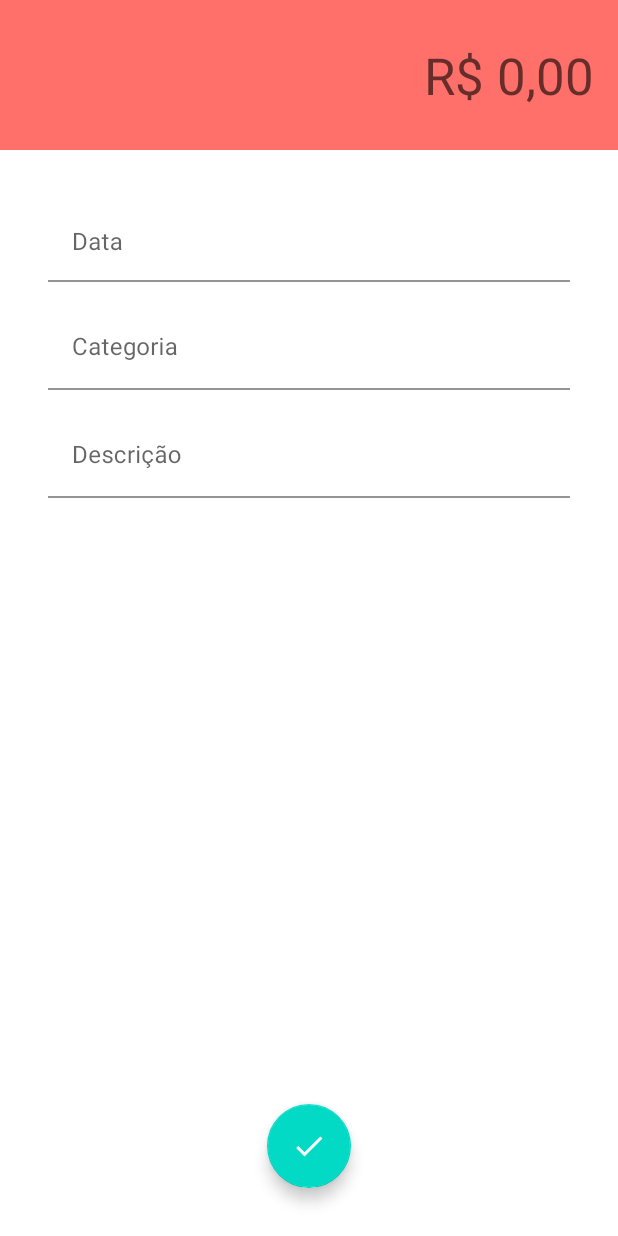
After one commit to AlexandreGLopes/Organizze, an Android app: the DespesasActivity screen opened directly, with no data from a screen before it, on a phone screen of 412 x 824 dp. The commit adds this screen. Run offline under Robolectric (Android 15) with nearby library versions, the phone set to English and light mode, and no system bars.

Commit message:
Floating Action Menu Activity

```diff
--- a/app/build.gradle
+++ b/app/build.gradle
@@ -45,6 +45,7 @@ dependencies {
     implementation 'com.google.firebase:firebase-database'
     implementation 'com.google.firebase:firebase-auth'
     implementation 'com.heinrichreimersoftware:material-intro:2.0.0'
+    implementation 'com.github.clans:fab:1.6.4'
 
 }
 
--- a/app/src/main/AndroidManifest.xml
+++ b/app/src/main/AndroidManifest.xml
@@ -9,10 +9,12 @@
         android:roundIcon="@mipmap/ic_launcher_round"
         android:supportsRtl="true"
         android:theme="@style/Theme.Organizze">
+        <activity android:name=".activity.DespesasActivity" android:theme="@style/despesaTheme"></activity>
+        <activity android:name=".activity.ReceitasActivity" android:theme="@style/receitaTheme"/>
         <activity
             android:name=".activity.PrincipalActivity"
             android:label="@string/title_activity_principal"
-            android:theme="@style/Theme.Organizze.NoActionBar"></activity>
+            android:theme="@style/Theme.Organizze.NoActionBar" />
         <activity android:name=".activity.CadastroActivity" />
         <activity android:name=".activity.LoginActivity" />
         <activity
--- /dev/null
+++ b/app/src/main/java/com/cursoandroid/organizze/activity/DespesasActivity.java
@@ -0,0 +1,16 @@
+package com.cursoandroid.organizze.activity;
+
+import androidx.appcompat.app.AppCompatActivity;
+
+import android.os.Bundle;
+
+import com.cursoandroid.organizze.R;
+
+public class DespesasActivity extends AppCompatActivity {
+
+    @Override
+    protected void onCreate(Bundle savedInstanceState) {
+        super.onCreate(savedInstanceState);
+        setContentView(R.layout.activity_despesas);
+    }
+}
--- /dev/null
+++ b/app/src/main/res/drawable/ic_baseline_check_24.xml
@@ -0,0 +1,5 @@
+<vector android:height="24dp" android:tint="#FFFFFF" android:tintMode="src_atop"
+    android:viewportHeight="24" android:viewportWidth="24"
+    android:width="24dp" xmlns:android="http://schemas.android.com/apk/res/android">
+    <path android:fillColor="@android:color/white" android:pathData="M9,16.17L4.83,12l-1.42,1.41L9,19 21,7l-1.41,-1.41z"/>
+</vector>
--- /dev/null
+++ b/app/src/main/res/layout/activity_despesas.xml
@@ -0,0 +1,102 @@
+<?xml version="1.0" encoding="utf-8"?>
+<androidx.constraintlayout.widget.ConstraintLayout xmlns:android="http://schemas.android.com/apk/res/android"
+    xmlns:app="http://schemas.android.com/apk/res-auto"
+    xmlns:tools="http://schemas.android.com/tools"
+    android:layout_width="match_parent"
+    android:layout_height="match_parent"
+    tools:context=".activity.DespesasActivity">
+
+    <EditText
+        android:id="@+id/editTextNumberDecimal2"
+        android:layout_width="0dp"
+        android:layout_height="100dp"
+        android:background="@color/colorPrimaryDespesa"
+        android:backgroundTint="@color/colorPrimaryDespesa"
+        android:ems="10"
+        android:gravity="center|right"
+        android:hint="R$ 0,00"
+        android:inputType="numberDecimal"
+        android:paddingRight="16dp"
+        android:textSize="34sp"
+        app:layout_constraintEnd_toEndOf="parent"
+        app:layout_constraintHorizontal_bias="0.0"
+        app:layout_constraintStart_toStartOf="parent"
+        app:layout_constraintTop_toTopOf="parent" />
+
+    <com.google.android.material.textfield.TextInputLayout
+        android:id="@+id/textInputLayout"
+        android:layout_width="0dp"
+        android:layout_height="wrap_content"
+        android:layout_marginStart="32dp"
+        android:layout_marginLeft="32dp"
+        android:layout_marginTop="32dp"
+        android:layout_marginEnd="32dp"
+        android:layout_marginRight="32dp"
+        android:hint="Data"
+        app:boxBackgroundColor="@android:color/transparent"
+        app:layout_constraintEnd_toEndOf="parent"
+        app:layout_constraintHorizontal_bias="0.0"
+        app:layout_constraintStart_toStartOf="parent"
+        app:layout_constraintTop_toBottomOf="@+id/editTextNumberDecimal2">
+
+        <com.google.android.material.textfield.TextInputEditText
+            android:layout_width="match_parent"
+            android:layout_height="wrap_content"
+            android:gravity="bottom|left"
+            android:inputType="date" />
+    </com.google.android.material.textfield.TextInputLayout>
+
+    <com.google.android.material.textfield.TextInputLayout
+        android:id="@+id/textInputLayout2"
+        android:layout_width="0dp"
+        android:layout_height="wrap_content"
+        android:layout_marginStart="32dp"
+        android:layout_marginLeft="32dp"
+        android:layout_marginTop="16dp"
+        android:layout_marginEnd="32dp"
+        android:layout_marginRight="32dp"
+        app:layout_constraintEnd_toEndOf="parent"
+        app:layout_constraintHorizontal_bias="0.0"
+        app:layout_constraintStart_toStartOf="parent"
+        app:layout_constraintTop_toBottomOf="@+id/textInputLayout">
+
+        <com.google.android.material.textfield.TextInputEditText
+            android:layout_width="match_parent"
+            android:layout_height="wrap_content"
+            android:background="@android:color/transparent"
+            android:hint="Categoria" />
+    </com.google.android.material.textfield.TextInputLayout>
+
+    <com.google.android.material.textfield.TextInputLayout
+        android:layout_width="0dp"
+        android:layout_height="wrap_content"
+        android:layout_marginStart="32dp"
+        android:layout_marginLeft="32dp"
+        android:layout_marginTop="16dp"
+        android:layout_marginEnd="32dp"
+        android:layout_marginRight="32dp"
+        app:boxBackgroundColor="@android:color/transparent"
+        app:layout_constraintEnd_toEndOf="parent"
+        app:layout_constraintHorizontal_bias="1.0"
+        app:layout_constraintStart_toStartOf="parent"
+        app:layout_constraintTop_toBottomOf="@+id/textInputLayout2">
+
+        <com.google.android.material.textfield.TextInputEditText
+            android:layout_width="match_parent"
+            android:layout_height="wrap_content"
+            android:hint="Descrição" />
+    </com.google.android.material.textfield.TextInputLayout>
+
+    <com.google.android.material.floatingactionbutton.FloatingActionButton
+        android:id="@+id/floatingActionButton"
+        android:layout_width="wrap_content"
+        android:layout_height="wrap_content"
+        android:layout_marginBottom="32dp"
+        android:clickable="true"
+        app:tint="@null"
+        app:layout_constraintBottom_toBottomOf="parent"
+        app:layout_constraintEnd_toEndOf="parent"
+        app:layout_constraintStart_toStartOf="parent"
+        android:src="@drawable/ic_baseline_check_24" />
+
+</androidx.constraintlayout.widget.ConstraintLayout>
--- a/app/src/main/res/values/colors.xml
+++ b/app/src/main/res/values/colors.xml
@@ -5,4 +5,14 @@
     <color name="colorAccent">#ff703a</color>
     <color name="black">#FF000000</color>
     <color name="white">#FFFFFFFF</color>
+
+    <!-- Cores despesas -->
+    <color name="colorPrimaryDespesa">#FF706A</color>
+    <color name="colorPrimaryDarkDespesa">#E66560</color>
+    <color name="colorAccentDespesa">#FF706A</color>
+
+    <!-- Cores receitas -->
+    <color name="colorPrimaryReceita">#00D39E</color>
+    <color name="colorPrimaryDarkReceita">#00BE8B</color>
+    <color name="colorAccentReceita">#00D39E</color>
 </resources>
--- a/app/src/main/res/values/themes.xml
+++ b/app/src/main/res/values/themes.xml
@@ -14,6 +14,22 @@
         <!-- Customize your theme here. -->
     </style>
 
+    <style name="despesaTheme" parent="Theme.MaterialComponents.DayNight.NoActionBar">
+        <item name="windowActionBar">false</item>
+        <item name="windowNoTitle">true</item>
+        <item name="colorPrimary">@color/colorPrimaryDespesa</item>
+        <item name="colorPrimaryDark">@color/colorPrimaryDarkDespesa</item>
+        <item name="colorAccent">@color/colorAccentDespesa</item>
+    </style>
+
+    <style name="receitaTheme" parent="Theme.MaterialComponents.DayNight.NoActionBar">
+        <item name="windowActionBar">false</item>
+        <item name="windowNoTitle">true</item>
+        <item name="colorPrimary">@color/colorPrimaryReceita</item>
+        <item name="colorPrimaryDark">@color/colorPrimaryDarkReceita</item>
+        <item name="colorAccent">@color/colorAccentReceita</item>
+    </style>
+
     <style name="Theme.Organizze.NoActionBar">
         <item name="windowActionBar">false</item>
         <item name="windowNoTitle">true</item>
```
Also changed, not shown: app/src/main/java/com/cursoandroid/organizze/activity/PrincipalActivity.java (+13 -1 lines), app/src/main/java/com/cursoandroid/organizze/activity/ReceitasActivity.java (added, +16 -0 lines), app/src/main/res/drawable/ic_adicionar_branco_24.xml (added, +10 -0 lines), app/src/main/res/layout/activity_principal.xml (+31 -5 lines), app/src/main/res/layout/activity_receitas.xml (added, +99 -0 lines).
